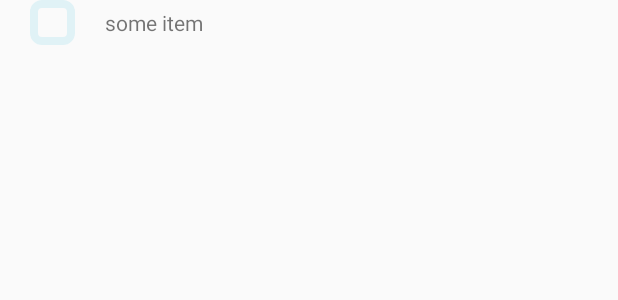
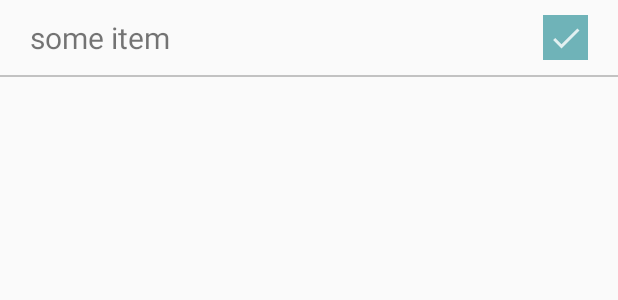
Before and after one commit to joseangeldelangel10/ScheduleIn, an Android app: the layout todos_item.xml on its own in the app's theme, with its tools: preview values and no code run, on a phone screen of 412 x 824 dp. Shown: the top 300 px of the screen. Run offline under Robolectric (Android 15) with nearby library versions, the phone set to English and light mode, and no system bars.

Commit message:
todo list feature completed and UI improvements were made

```diff
--- a/app/build.gradle
+++ b/app/build.gradle
@@ -81,6 +81,9 @@ dependencies {
     // Glide transformations
     implementation 'jp.wasabeef:glide-transformations:4.1.0'
 
+    //confetti
+    implementation 'nl.dionsegijn:konfetti:1.3.2'
+
     /* ----------------------- REST CLIENT TEMPLATE LIBRARIES ----------------------- */
 
     implementation fileTree(dir: 'libs', include: '*.jar')
--- a/app/src/main/java/com/example/schedulein_20/ParseApplication.java
+++ b/app/src/main/java/com/example/schedulein_20/ParseApplication.java
@@ -6,6 +6,7 @@ import androidx.appcompat.app.AppCompatDelegate;
 
 import com.example.schedulein_20.models.Events;
 import com.example.schedulein_20.models.Group;
+import com.example.schedulein_20.models.TodoItems;
 import com.parse.Parse;
 import com.parse.ParseObject;
 
@@ -20,6 +21,7 @@ public class ParseApplication extends Application {
 
         ParseObject.registerSubclass(Events .class);
         ParseObject.registerSubclass(Group.class);
+        ParseObject.registerSubclass(TodoItems.class);
 
         Parse.initialize(new Parse.Configuration.Builder(this)
                 .applicationId( getString(R.string.application_id))
--- a/app/src/main/res/layout/todos_item.xml
+++ b/app/src/main/res/layout/todos_item.xml
@@ -4,24 +4,52 @@
     android:layout_height="wrap_content"
     xmlns:tools="http://schemas.android.com/tools">
 
-    <ImageButton
+    <!--<ImageButton
         android:id="@+id/TodosItem_checkBox"
         android:layout_width="30dp"
         android:layout_height="30dp"
         android:layout_alignParentStart="true"
         android:layout_marginStart="20dp"
         android:layout_marginBottom="0dp"
-        android:background="@drawable/custom_border"></ImageButton>
+        android:background="@drawable/custom_border"></ImageButton>-->
+
+    <RelativeLayout
+        android:id="@+id/TodosItem_subRl"
+        android:layout_width="match_parent"
+        android:layout_height="wrap_content"
+        android:layout_marginTop="10dp"
+        android:layout_marginBottom="10dp">
 
         <TextView
             android:id="@+id/TodosItem_Text"
             android:layout_width="wrap_content"
             android:layout_height="wrap_content"
-        android:layout_alignParentEnd="true"
+            android:layout_alignParentStart="true"
             android:layout_centerVertical="true"
             android:layout_marginStart="20dp"
             android:layout_marginEnd="20dp"
-        android:layout_toEndOf="@id/TodosItem_checkBox"
+            android:layout_toStartOf="@+id/TodosItem_checkBox"
+            android:textSize="20sp"
             tools:text="some item"></TextView>
 
+        <ImageButton
+            android:id="@+id/TodosItem_checkBox"
+            android:layout_width="30dp"
+            android:layout_height="30dp"
+            android:layout_alignParentEnd="true"
+            android:layout_marginEnd="20dp"
+            android:layout_marginBottom="0dp"
+            android:background="@color/emphasis1"
+            android:src="@drawable/accept_icon"></ImageButton>
+
+
     </RelativeLayout>
+
+    <View
+        android:layout_width="match_parent"
+        android:layout_height="1dp"
+        android:background="@color/gray"
+        android:layout_below="@id/TodosItem_subRl"></View>
+
+
+</RelativeLayout>
```
Also changed, not shown: app/src/main/java/com/example/schedulein_20/fragments/TodosFragment.java (+55 -7 lines), app/src/main/java/com/example/schedulein_20/models/TodoItems.java (added, +21 -0 lines), app/src/main/java/com/example/schedulein_20/models/TodosAdapter.java (+16 -7 lines), app/src/main/java/com/example/schedulein_20/parseDatabaseComms/TodoQueries.java (added, +54 -0 lines), app/src/main/res/layout/fragment_todos.xml (+14 -5 lines). Lines whose indentation alone changed are shown as unchanged.
